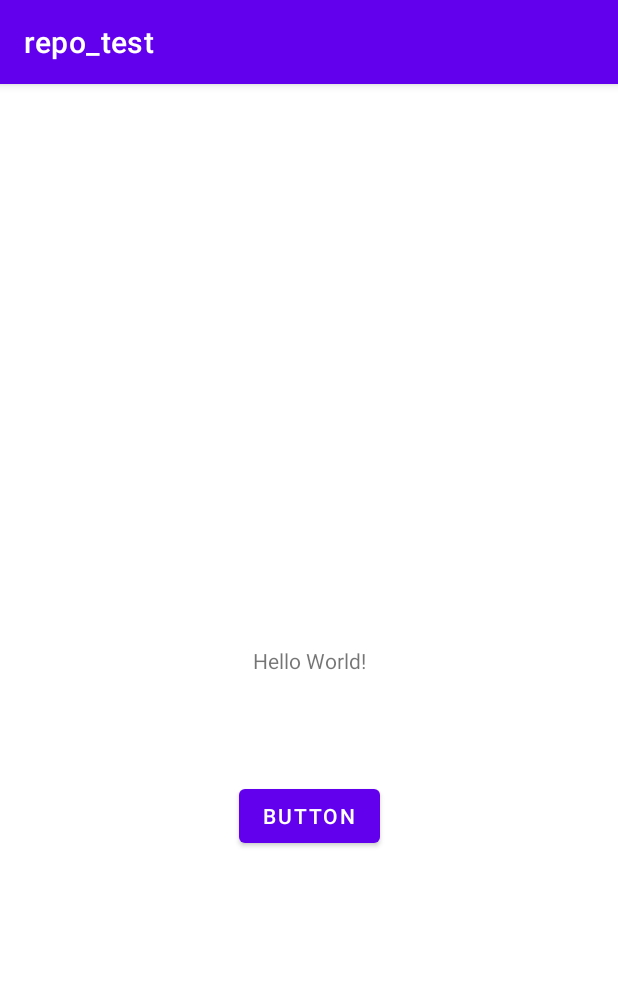
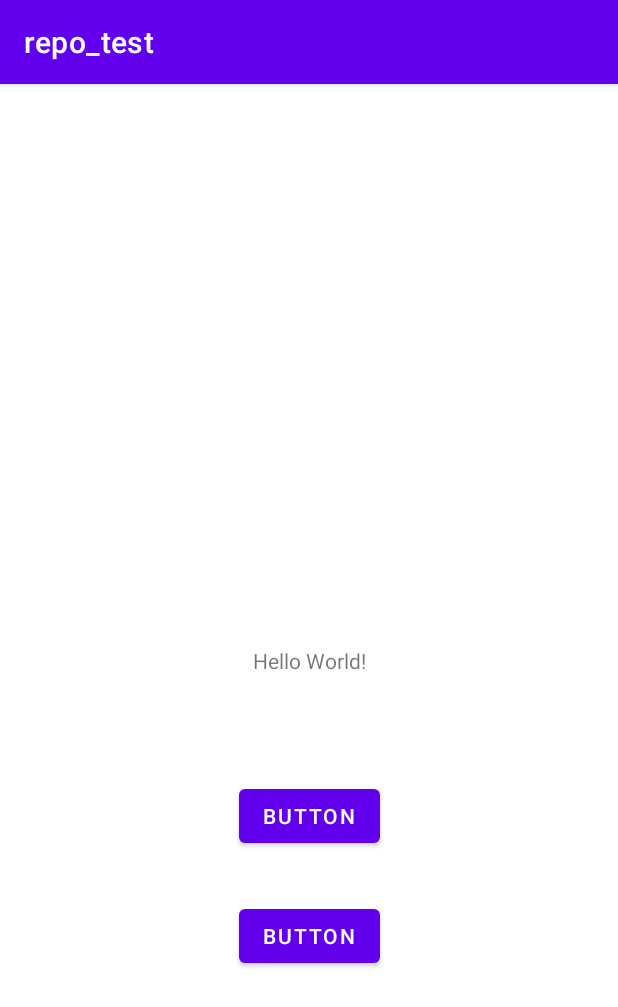
Before and after one commit to szal-jarocin/upstream-repo, an Android app: the screen it shows after launch (MainActivity), on a phone screen of 412 x 824 dp. Shown: the top 1007 px of the screen. Run offline under Robolectric (Android 15) with nearby library versions, the phone set to English and light mode, and no system bars.

Commit message:
Added second button

```diff
--- a/app/src/main/res/layout/activity_main.xml
+++ b/app/src/main/res/layout/activity_main.xml
@@ -26,4 +26,14 @@
         app:layout_constraintStart_toStartOf="parent"
         app:layout_constraintTop_toBottomOf="@+id/textView" />
 
+    <Button
+        android:id="@+id/button2"
+        android:layout_width="wrap_content"
+        android:layout_height="wrap_content"
+        android:layout_marginTop="32dp"
+        android:text="Button"
+        app:layout_constraintEnd_toEndOf="parent"
+        app:layout_constraintStart_toStartOf="parent"
+        app:layout_constraintTop_toBottomOf="@+id/button" />
+
 </androidx.constraintlayout.widget.ConstraintLayout>
```
